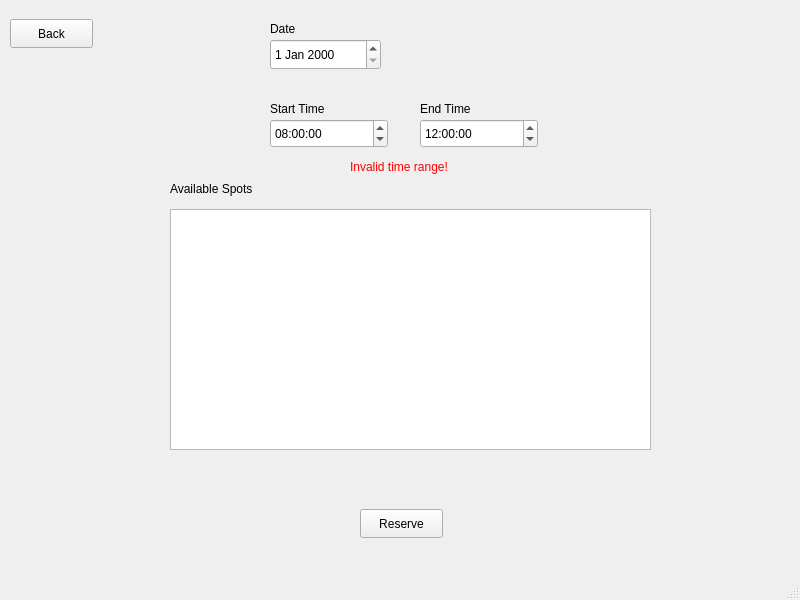
The window that mainwindow.ui (Tristen-Trias/CSUSM-Parking-Application) describes before a commit, drawn with Qt 5.
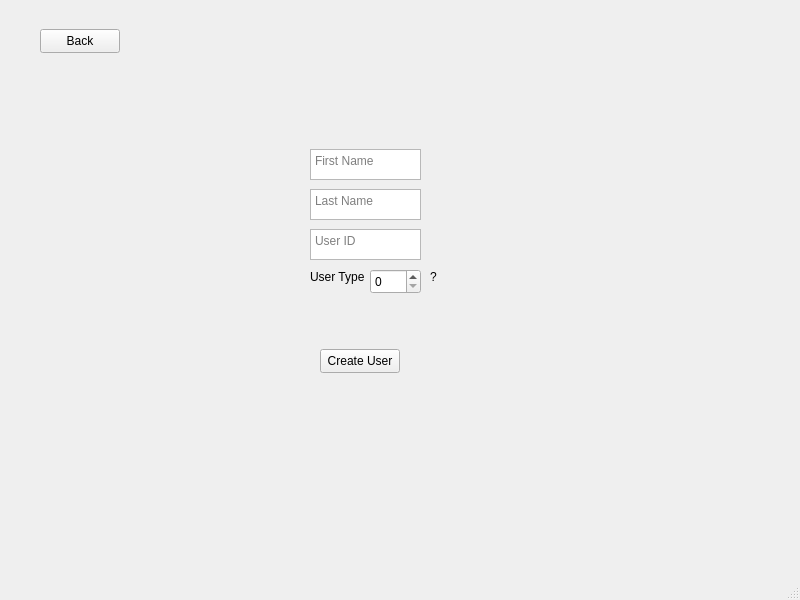
The same window after the commit. The open tabs and pages were chosen to show the change.

Patch:
```diff
--- a/mainwindow.ui
+++ b/mainwindow.ui
@@ -82,6 +82,168 @@
        <string>Login</string>
       </property>
      </widget>
+     <widget class="QLabel" name="invalid_login_label">
+      <property name="geometry">
+       <rect>
+        <x>320</x>
+        <y>260</y>
+        <width>91</width>
+        <height>16</height>
+       </rect>
+      </property>
+      <property name="text">
+       <string>&lt;html&gt;&lt;head/&gt;&lt;body&gt;&lt;p&gt;&lt;span style=&quot; color:#ff0000;&quot;&gt;Invalid User!&lt;/span&gt;&lt;/p&gt;&lt;/body&gt;&lt;/html&gt;</string>
+      </property>
+     </widget>
+     <widget class="QPushButton" name="new_user_button">
+      <property name="geometry">
+       <rect>
+        <x>300</x>
+        <y>430</y>
+        <width>131</width>
+        <height>31</height>
+       </rect>
+      </property>
+      <property name="text">
+       <string>Create New User</string>
+      </property>
+     </widget>
+    </widget>
+    <widget class="QWidget" name="create_user">
+     <widget class="QTextEdit" name="create_first_name">
+      <property name="geometry">
+       <rect>
+        <x>310</x>
+        <y>140</y>
+        <width>111</width>
+        <height>31</height>
+       </rect>
+      </property>
+      <property name="html">
+       <string>&lt;!DOCTYPE HTML PUBLIC &quot;-//W3C//DTD HTML 4.0//EN&quot; &quot;http://www.w3.org/TR/REC-html40/strict.dtd&quot;&gt;
+&lt;html&gt;&lt;head&gt;&lt;meta name=&quot;qrichtext&quot; content=&quot;1&quot; /&gt;&lt;meta charset=&quot;utf-8&quot; /&gt;&lt;style type=&quot;text/css&quot;&gt;
+p, li { white-space: pre-wrap; }
+hr { height: 1px; border-width: 0; }
+li.unchecked::marker { content: &quot;\2610&quot;; }
+li.checked::marker { content: &quot;\2612&quot;; }
+&lt;/style&gt;&lt;/head&gt;&lt;body style=&quot; font-family:'Segoe UI'; font-size:9pt; font-weight:400; font-style:normal;&quot;&gt;
+&lt;p style=&quot;-qt-paragraph-type:empty; margin-top:0px; margin-bottom:0px; margin-left:0px; margin-right:0px; -qt-block-indent:0; text-indent:0px;&quot;&gt;&lt;br /&gt;&lt;/p&gt;&lt;/body&gt;&lt;/html&gt;</string>
+      </property>
+      <property name="placeholderText">
+       <string>First Name</string>
+      </property>
+     </widget>
+     <widget class="QTextEdit" name="create_last_name">
+      <property name="geometry">
+       <rect>
+        <x>310</x>
+        <y>180</y>
+        <width>111</width>
+        <height>31</height>
+       </rect>
+      </property>
+      <property name="html">
+       <string>&lt;!DOCTYPE HTML PUBLIC &quot;-//W3C//DTD HTML 4.0//EN&quot; &quot;http://www.w3.org/TR/REC-html40/strict.dtd&quot;&gt;
+&lt;html&gt;&lt;head&gt;&lt;meta name=&quot;qrichtext&quot; content=&quot;1&quot; /&gt;&lt;meta charset=&quot;utf-8&quot; /&gt;&lt;style type=&quot;text/css&quot;&gt;
+p, li { white-space: pre-wrap; }
+hr { height: 1px; border-width: 0; }
+li.unchecked::marker { content: &quot;\2610&quot;; }
+li.checked::marker { content: &quot;\2612&quot;; }
+&lt;/style&gt;&lt;/head&gt;&lt;body style=&quot; font-family:'Segoe UI'; font-size:9pt; font-weight:400; font-style:normal;&quot;&gt;
+&lt;p style=&quot;-qt-paragraph-type:empty; margin-top:0px; margin-bottom:0px; margin-left:0px; margin-right:0px; -qt-block-indent:0; text-indent:0px;&quot;&gt;&lt;br /&gt;&lt;/p&gt;&lt;/body&gt;&lt;/html&gt;</string>
+      </property>
+      <property name="placeholderText">
+       <string>Last Name</string>
+      </property>
+     </widget>
+     <widget class="QTextEdit" name="create_user_id">
+      <property name="geometry">
+       <rect>
+        <x>310</x>
+        <y>220</y>
+        <width>111</width>
+        <height>31</height>
+       </rect>
+      </property>
+      <property name="html">
+       <string>&lt;!DOCTYPE HTML PUBLIC &quot;-//W3C//DTD HTML 4.0//EN&quot; &quot;http://www.w3.org/TR/REC-html40/strict.dtd&quot;&gt;
+&lt;html&gt;&lt;head&gt;&lt;meta name=&quot;qrichtext&quot; content=&quot;1&quot; /&gt;&lt;meta charset=&quot;utf-8&quot; /&gt;&lt;style type=&quot;text/css&quot;&gt;
+p, li { white-space: pre-wrap; }
+hr { height: 1px; border-width: 0; }
+li.unchecked::marker { content: &quot;\2610&quot;; }
+li.checked::marker { content: &quot;\2612&quot;; }
+&lt;/style&gt;&lt;/head&gt;&lt;body style=&quot; font-family:'Segoe UI'; font-size:9pt; font-weight:400; font-style:normal;&quot;&gt;
+&lt;p style=&quot;-qt-paragraph-type:empty; margin-top:0px; margin-bottom:0px; margin-left:0px; margin-right:0px; -qt-block-indent:0; text-indent:0px;&quot;&gt;&lt;br /&gt;&lt;/p&gt;&lt;/body&gt;&lt;/html&gt;</string>
+      </property>
+      <property name="placeholderText">
+       <string>User ID</string>
+      </property>
+     </widget>
+     <widget class="QSpinBox" name="create_user_type">
+      <property name="geometry">
+       <rect>
+        <x>370</x>
+        <y>260</y>
+        <width>51</width>
+        <height>25</height>
+       </rect>
+      </property>
+      <property name="maximum">
+       <number>3</number>
+      </property>
+     </widget>
+     <widget class="QLabel" name="label">
+      <property name="geometry">
+       <rect>
+        <x>310</x>
+        <y>260</y>
+        <width>61</width>
+        <height>16</height>
+       </rect>
+      </property>
+      <property name="text">
+       <string>User Type</string>
+      </property>
+     </widget>
+     <widget class="QLabel" name="hover_label">
+      <property name="geometry">
+       <rect>
+        <x>430</x>
+        <y>260</y>
+        <width>16</width>
+        <height>16</height>
+       </rect>
+      </property>
+      <property name="text">
+       <string>?</string>
+      </property>
+     </widget>
+     <widget class="QPushButton" name="back_login">
+      <property name="geometry">
+       <rect>
+        <x>40</x>
+        <y>20</y>
+        <width>80</width>
+        <height>24</height>
+       </rect>
+      </property>
+      <property name="text">
+       <string>Back</string>
+      </property>
+     </widget>
+     <widget class="QPushButton" name="create_user_button">
+      <property name="geometry">
+       <rect>
+        <x>320</x>
+        <y>340</y>
+        <width>80</width>
+        <height>24</height>
+       </rect>
+      </property>
+      <property name="text">
+       <string>Create User</string>
+      </property>
+     </widget>
     </widget>
     <widget class="QWidget" name="search">
      <widget class="QLabel" name="start_time_label">
@@ -184,7 +346,7 @@
       <property name="geometry">
        <rect>
         <x>170</x>
-        <y>200</y>
+        <y>240</y>
         <width>481</width>
         <height>241</height>
        </rect>
@@ -203,19 +365,6 @@
        <string>Reserve</string>
       </property>
      </widget>
-     <widget class="QLabel" name="available_spots_label">
-      <property name="geometry">
-       <rect>
-        <x>170</x>
-        <y>170</y>
-        <width>131</width>
-        <height>20</height>
-       </rect>
-      </property>
-      <property name="text">
-       <string>Available Spots</string>
-      </property>
-     </widget>
      <widget class="QLabel" name="invalid_time_label">
       <property name="enabled">
        <bool>true</bool>
```
Left out of the diff: 48 changed lines with no effect on the pictures.
